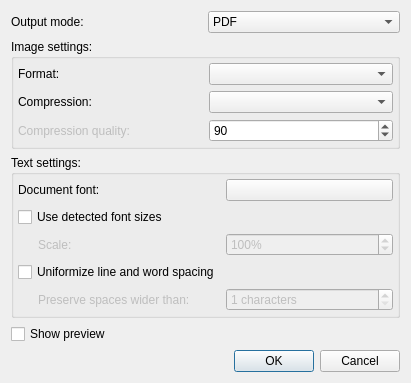
Qt form qt/data/PdfExportDialog.ui (manisandro/gImageReader) before a commit.
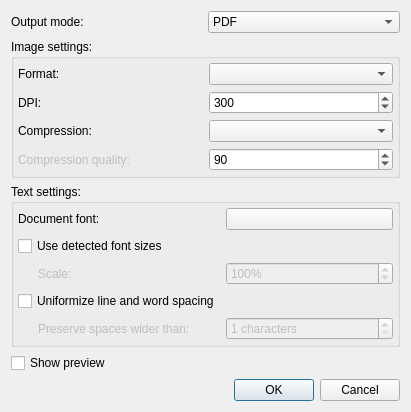
The same form after that commit.

Commit message: [Qt] Add possibility to specify DPI for images in PDF export

Diff of the .ui file:
```diff
--- a/qt/data/PdfExportDialog.ui
+++ b/qt/data/PdfExportDialog.ui
@@ -7,7 +7,7 @@
     <x>0</x>
     <y>0</y>
     <width>411</width>
-    <height>379</height>
+    <height>408</height>
    </rect>
   </property>
   <property name="windowTitle">
@@ -183,27 +183,37 @@
       <property name="bottomMargin">
        <number>4</number>
       </property>
-      <item row="0" column="0">
-       <widget class="QLabel" name="labelImageFormat">
-        <property name="text">
-         <string>Format:</string>
-        </property>
-       </widget>
-      </item>
-      <item row="1" column="1">
+      <item row="2" column="1">
        <widget class="QComboBox" name="comboBoxImageCompression"/>
       </item>
-      <item row="1" column="0">
+      <item row="3" column="1">
+       <widget class="QSpinBox" name="spinBoxCompressionQuality">
+        <property name="maximum">
+         <number>100</number>
+        </property>
+        <property name="value">
+         <number>90</number>
+        </property>
+       </widget>
+      </item>
+      <item row="0" column="1">
+       <widget class="QComboBox" name="comboBoxImageFormat"/>
+      </item>
+      <item row="2" column="0">
        <widget class="QLabel" name="labelImageCompression">
         <property name="text">
          <string>Compression:</string>
         </property>
        </widget>
       </item>
-      <item row="0" column="1">
-       <widget class="QComboBox" name="comboBoxImageFormat"/>
+      <item row="0" column="0">
+       <widget class="QLabel" name="labelImageFormat">
+        <property name="text">
+         <string>Format:</string>
+        </property>
+       </widget>
       </item>
-      <item row="2" column="0">
+      <item row="3" column="0">
        <widget class="QLabel" name="labelCompressionQuality">
         <property name="enabled">
          <bool>false</bool>
@@ -213,13 +223,26 @@
         </property>
        </widget>
       </item>
-      <item row="2" column="1">
-       <widget class="QSpinBox" name="spinBoxCompressionQuality">
+      <item row="1" column="0">
+       <widget class="QLabel" name="labelDpi">
+        <property name="text">
+         <string>DPI:</string>
+        </property>
+       </widget>
+      </item>
+      <item row="1" column="1">
+       <widget class="QSpinBox" name="spinBoxDpi">
+        <property name="minimum">
+         <number>50</number>
+        </property>
         <property name="maximum">
-         <number>100</number>
+         <number>1200</number>
+        </property>
+        <property name="singleStep">
+         <number>10</number>
         </property>
         <property name="value">
-         <number>90</number>
+         <number>300</number>
         </property>
        </widget>
       </item>
```
The commit also changes 1 other file.
